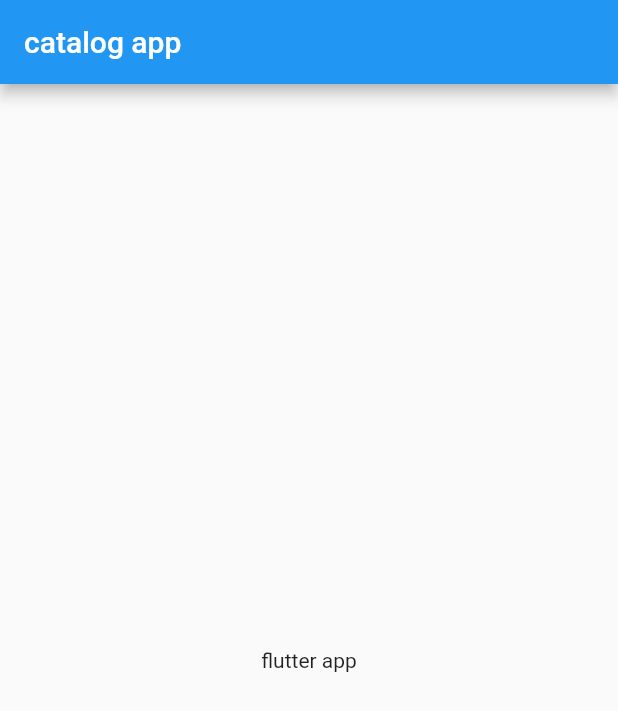
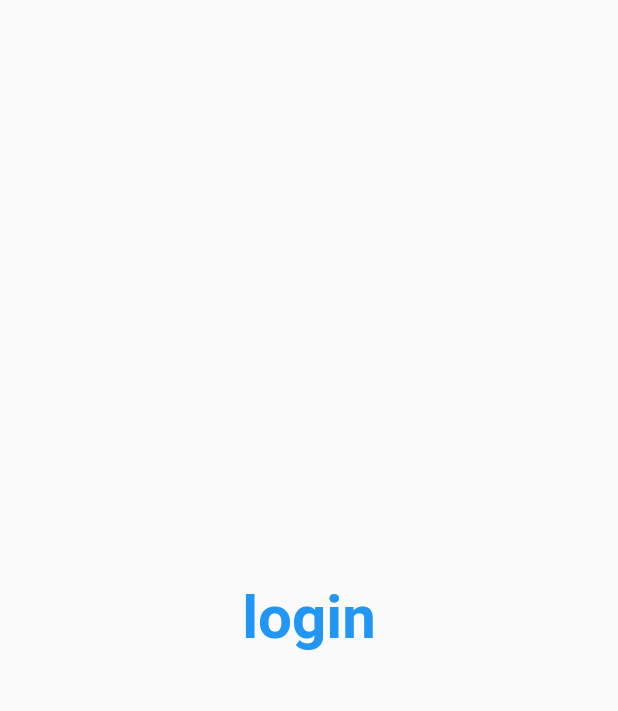
Before and after one commit to freedsalman/30DaysOfFlutter, a Flutter app: the screen it shows after launch, on a phone screen of 412 x 824 dp. Shown: the top 711 px of the screen. Run offline on Flutter 3.47's test engine with Material 2 defaults, Android fonts, the phone set to English and light mode, and no system bars.

Commit message:
day 3 complete

```diff
--- a/lib/main.dart
+++ b/lib/main.dart
@@ -1,5 +1,6 @@
 import 'package:flutter/material.dart';
 import 'package:flutter_catalog/screens/home_page.dart';
+import 'package:flutter_catalog/screens/login_page.dart';
 
 void main() {
   runApp(MyApp());
@@ -10,6 +11,15 @@ class MyApp extends StatelessWidget {
 
   @override
   Widget build(BuildContext context) {
-    return MaterialApp(home: HomePage());
+    return MaterialApp(
+      theme: ThemeData(primarySwatch: Colors.deepPurple),
+      darkTheme: ThemeData(
+        brightness: Brightness.light,
+      ),
+      routes: {
+        "/": (context) => LoginPage(),
+        "/login": (context) => LoginPage(),
+      },
+    );
   }
 }
--- a/lib/screens/home_page.dart
+++ b/lib/screens/home_page.dart
@@ -12,6 +12,7 @@ class HomePage extends StatelessWidget {
           child: Text('flutter app'),
         ),
       ),
+      drawer: Drawer(),
     );
   }
 }
--- /dev/null
+++ b/lib/screens/login_page.dart
@@ -0,0 +1,16 @@
+import 'package:flutter/material.dart';
+
+class LoginPage extends StatelessWidget {
+  @override
+  Widget build(BuildContext context) {
+    return Material(
+      child: Center(
+        child: Text(
+          "login",
+          style: TextStyle(
+              fontSize: 40, fontWeight: FontWeight.bold, color: Colors.blue),
+        ),
+      ),
+    );
+  }
+}
```
